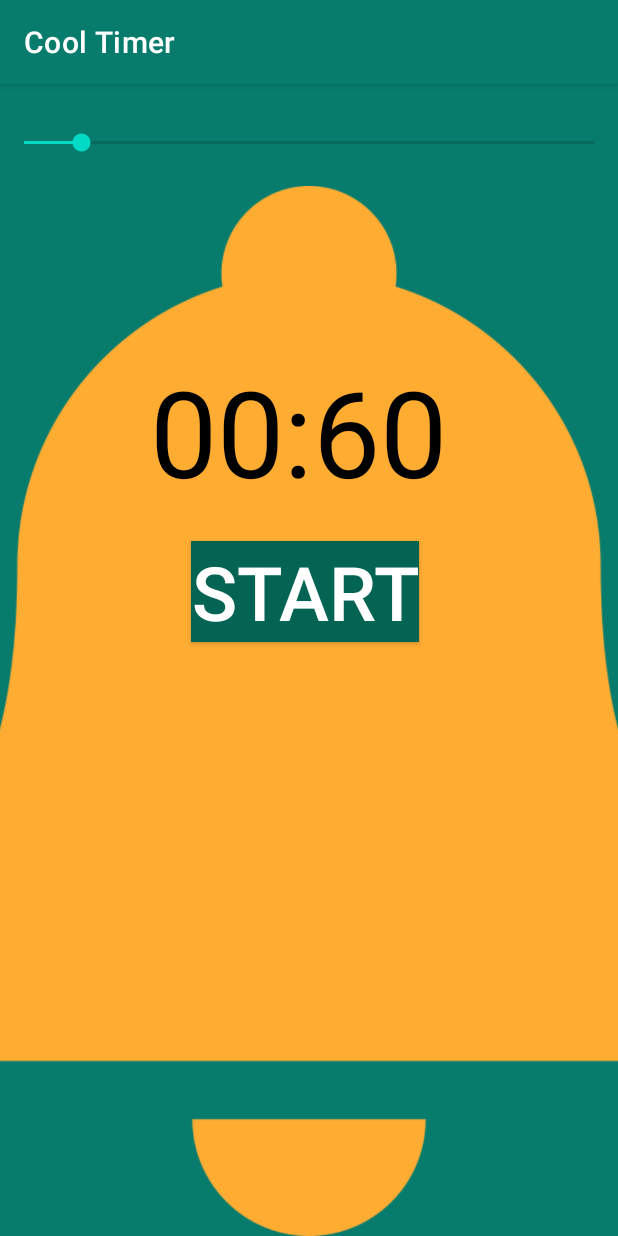
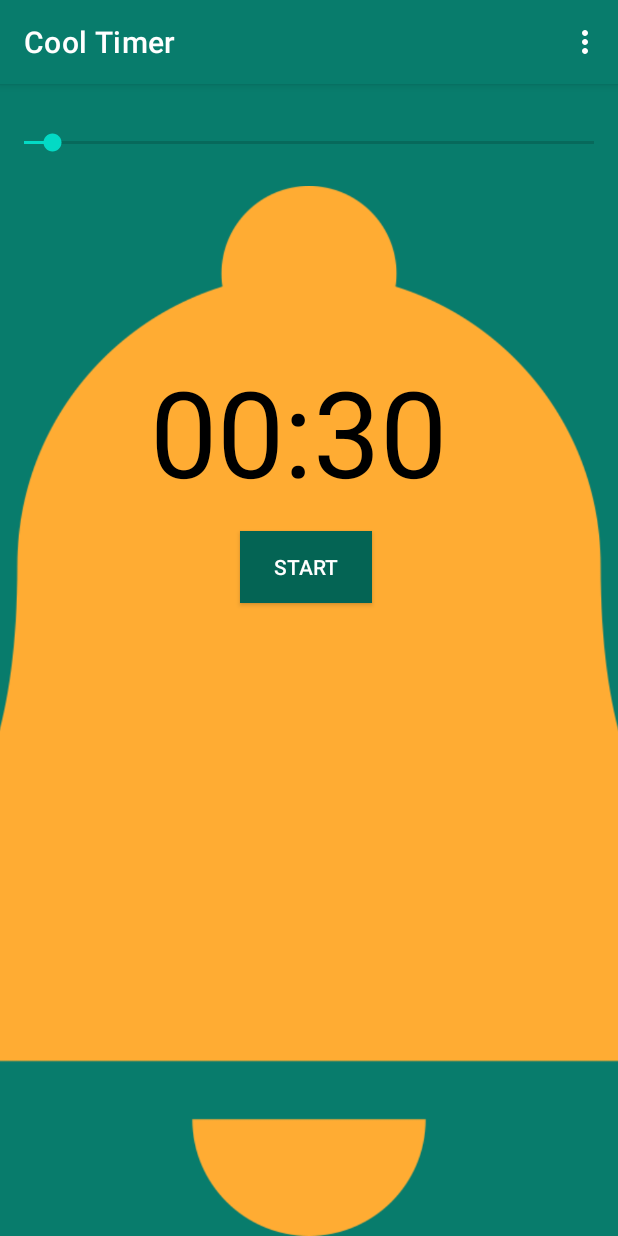
Before and after one commit to Leo5801/CoolTimer, an Android app: the screen it shows after launch (MainActivity), on a phone screen of 412 x 824 dp. Run offline under Robolectric (Android 15) with nearby library versions, the phone set to English and light mode, and no system bars.

Commit message:
ne gap degan commet yozdim 3

```diff
--- a/app/src/main/AndroidManifest.xml
+++ b/app/src/main/AndroidManifest.xml
@@ -10,6 +10,9 @@
         android:supportsRtl="true"
         android:theme="@style/Theme.CoolTimer">
         <activity
+            android:name=".SettingsActivity"
+            android:exported="false" />
+        <activity
             android:name=".MainActivity"
             android:exported="true">
             <intent-filter>
--- a/app/src/main/java/com/example/cooltimer/MainActivity.java
+++ b/app/src/main/java/com/example/cooltimer/MainActivity.java
@@ -6,6 +6,8 @@ import android.media.MediaPlayer;
 import android.os.Bundle;
 import android.os.CountDownTimer;
 import android.util.Log;
+import android.view.Menu;
+import android.view.MenuInflater;
 import android.view.View;
 import android.widget.Button;
 import android.widget.SeekBar;
@@ -27,7 +29,7 @@ public class MainActivity extends AppCompatActivity {
         textView = findViewById(R.id.textView);
 
         seekBar.setMax(600);
-        seekBar.setProgress(60);
+        seekBar.setProgress(30);
         isTimerOn = false;
         button = findViewById(R.id.button);
         seekBar.setOnSeekBarChangeListener(new SeekBar.OnSeekBarChangeListener() {
@@ -56,14 +58,6 @@ public class MainActivity extends AppCompatActivity {
             button.setText("Stop");
             seekBar.setEnabled(false);
             isTimerOn = true;
-        } else {
-            countDownTimer.cancel();
-            textView.setText("00:60");
-            button.setText("Start");
-            seekBar.setEnabled(true);
-            seekBar.setProgress(60);
-            isTimerOn = false;
-        }
 
             countDownTimer = new CountDownTimer(seekBar.getProgress() * 1000,1000) {
                 @Override
@@ -77,9 +71,15 @@ public class MainActivity extends AppCompatActivity {
                 public void onFinish() {
                     MediaPlayer mediaPlayer = MediaPlayer.create(getApplicationContext(),R.raw.bell1);
                     mediaPlayer.start();
+                    resetTimer();
                 }
             };
             countDownTimer.start();
+        } else {
+            resetTimer();
+        }
+
+
     }
     private void updateTimer(long l) {
         int minutes = (int) l/1000/60;
@@ -103,4 +103,21 @@ public class MainActivity extends AppCompatActivity {
         // ne gap
         // ne gap 2
     }
+
+    private void resetTimer(){
+        countDownTimer.cancel();
+        textView.setText("00:30");
+        button.setText("Start");
+        seekBar.setEnabled(true);
+        seekBar.setProgress(30);
+        isTimerOn = false;
     }
+    //github
+
+    @Override
+    public boolean onPrepareOptionsMenu(Menu menu) {
+        MenuInflater menuInflater = getMenuInflater();
+        menuInflater.inflate(R.menu.timer_menu, menu);
+        return true;
+    }
+}
--- a/app/src/main/res/layout/activity_main.xml
+++ b/app/src/main/res/layout/activity_main.xml
@@ -31,7 +31,7 @@
             android:id="@+id/textView"
             android:layout_width="wrap_content"
             android:layout_height="wrap_content"
-            android:text="00:60"
+            android:text="00:30"
             android:textSize="80dp"
             android:textColor="@color/black"
             android:layout_marginStart="100dp"
@@ -45,12 +45,10 @@
           android:layout_width="wrap_content"
           android:layout_height="wrap_content"
           android:text="start"
-            android:textSize="50dp"
-            android:layout_marginTop="20dp"
-            android:layout_below="@id/textView"
-            android:layout_marginStart="127dp"
           android:background="#046454"
-            android:textColor="@color/white">
+          android:textColor="@color/white"
+          android:layout_marginStart="160dp"
+          android:layout_marginTop="250dp">
       </androidx.appcompat.widget.AppCompatButton>
 
 
--- /dev/null
+++ b/app/src/main/res/menu/timer_menu.xml
@@ -0,0 +1,25 @@
+<?xml version="1.0" encoding="utf-8"?>
+<menu xmlns:android="http://schemas.android.com/apk/res/android"
+    xmlns:app = "http://schemas.android.com/apk/res-auto">
+    <item
+        android:id="@+id/action_settings"
+        android:title="Settings"
+        android:orderInCategory="100"
+        app:showAsAction="never">
+
+    </item>
+    <item
+        android:id="@+id/action_about"
+        android:title="About"
+        android:orderInCategory="110"
+        app:showAsAction="never">
+
+    </item>
+    <item
+        android:id="@+id/action_purchase"
+        android:title="Purchase"
+        android:orderInCategory="55"
+        app:showAsAction="never">
+
+    </item>
+</menu>
```
Also changed, not shown: app/src/main/java/com/example/cooltimer/SettingsActivity.java (added, +17 -0 lines), app/src/main/res/layout/activity_settings.xml (added, +9 -0 lines). Lines whose indentation alone changed are shown as unchanged.
